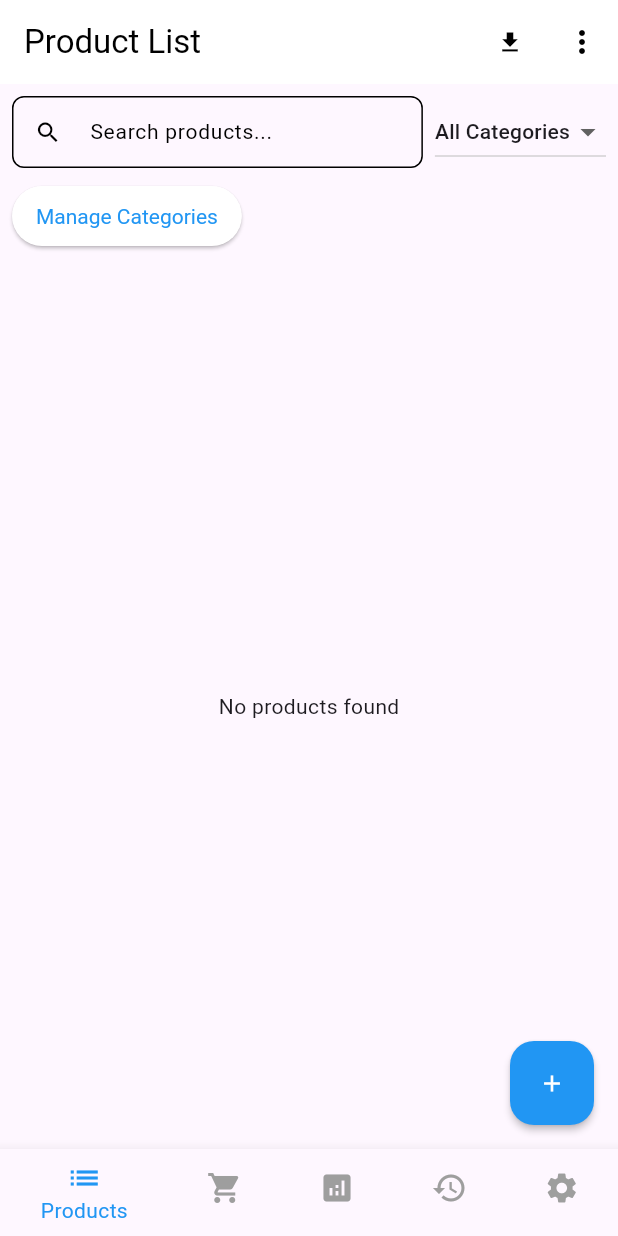
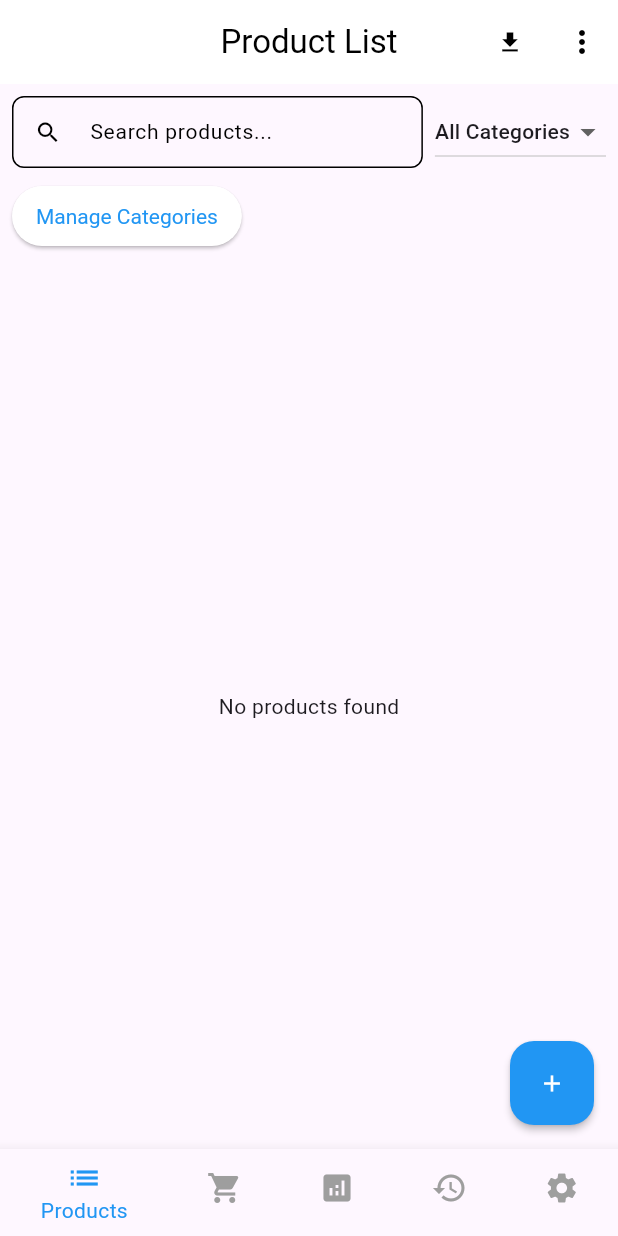
Before and after one commit to MozartKato/cashere, a Flutter app: the screen it shows after launch, on a phone screen of 412 x 824 dp. Run offline on Flutter 3.47's test engine with Material 3 defaults, Android fonts, the light colour scheme and no system bars; our stand-ins replace csv, fl_chart, open_file, shared_preferences, sqflite; accounts and stored records are empty.

Commit message:
UI updates

```diff
--- a/lib/screens/product_screen.dart
+++ b/lib/screens/product_screen.dart
@@ -516,6 +516,8 @@ class _ProductListScreenState extends State<ProductListScreen> {
     return Scaffold(
       appBar: AppBar(
         title: Text(isId ? 'Daftar Produk' : 'Product List'),
+        elevation: 0,
+        centerTitle: true,
         actions: [
           if (_isSelectMode)
             IconButton(
--- a/lib/screens/settings_screen.dart
+++ b/lib/screens/settings_screen.dart
@@ -109,6 +109,8 @@ class SettingsScreen extends StatelessWidget {
     return Scaffold(
       appBar: AppBar(
         title: Text(localeProvider.locale.languageCode == 'id' ? 'Pengaturan' : 'Settings'),
+        elevation: 0,
+        centerTitle: true,
       ),
       body: ListView(
         padding: const EdgeInsets.all(16.0),
--- a/lib/screens/transaction_history_screen.dart
+++ b/lib/screens/transaction_history_screen.dart
@@ -492,9 +492,9 @@ class _TransactionHistoryScreenState extends State<TransactionHistoryScreen> {
       appBar: AppBar(
         title: Text(
           isId ? 'Riwayat Transaksi' : 'Transaction History',
-          style: TextStyle(fontSize: 20, fontWeight: FontWeight.bold, color: Colors.white),
+          // style: TextStyle(fontSize: 20, fontWeight: FontWeight.bold, color: Colors.white),
         ),
-        backgroundColor: theme.primaryColor,
+        // backgroundColor: theme.primaryColor,
         elevation: 0,
         centerTitle: true,
         actions: [
--- a/lib/screens/transaction_screen.dart
+++ b/lib/screens/transaction_screen.dart
@@ -199,9 +199,9 @@ class _TransactionScreenState extends State<TransactionScreen> {
       appBar: AppBar(
         title: Text(
           isId ? 'Transaksi' : 'Transaction',
-          style: TextStyle(fontSize: 20, fontWeight: FontWeight.bold, color: Colors.white),
+          // style: TextStyle(fontSize: 20, fontWeight: FontWeight.bold, color: Colors.white),
         ),
-        backgroundColor: theme.primaryColor,
+        // backgroundColor: theme.primaryColor,
         elevation: 0,
         centerTitle: true,
       ),
```
Also changed, not shown: lib/screens/analytic_screen.dart (+6 -4 lines).
